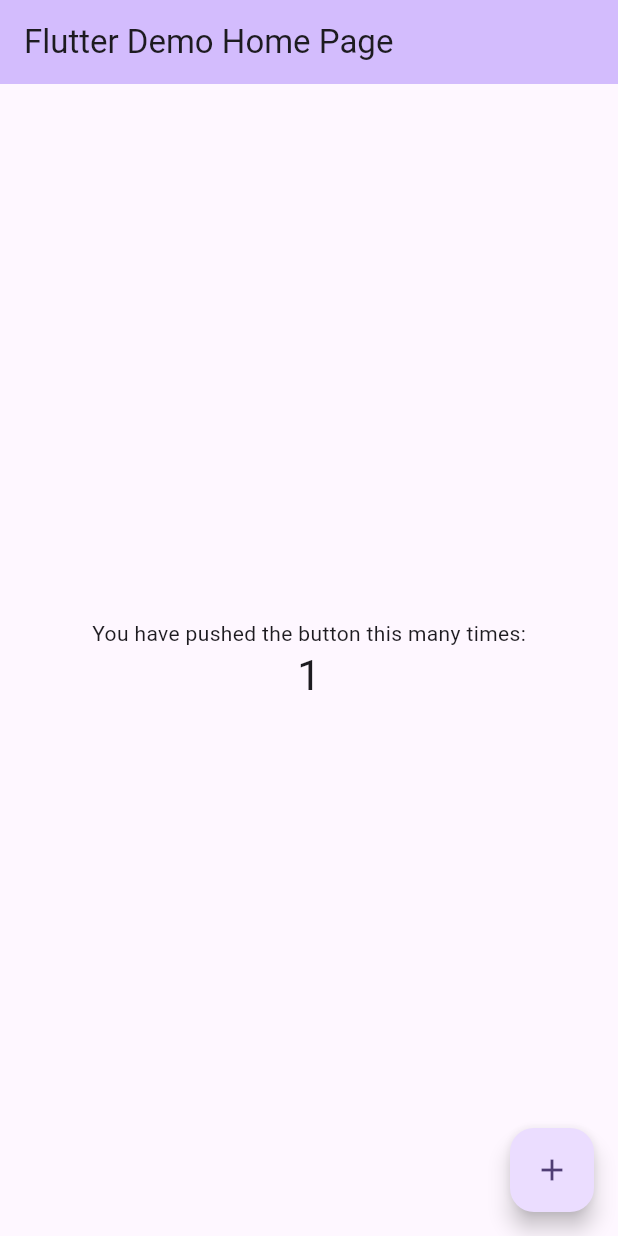
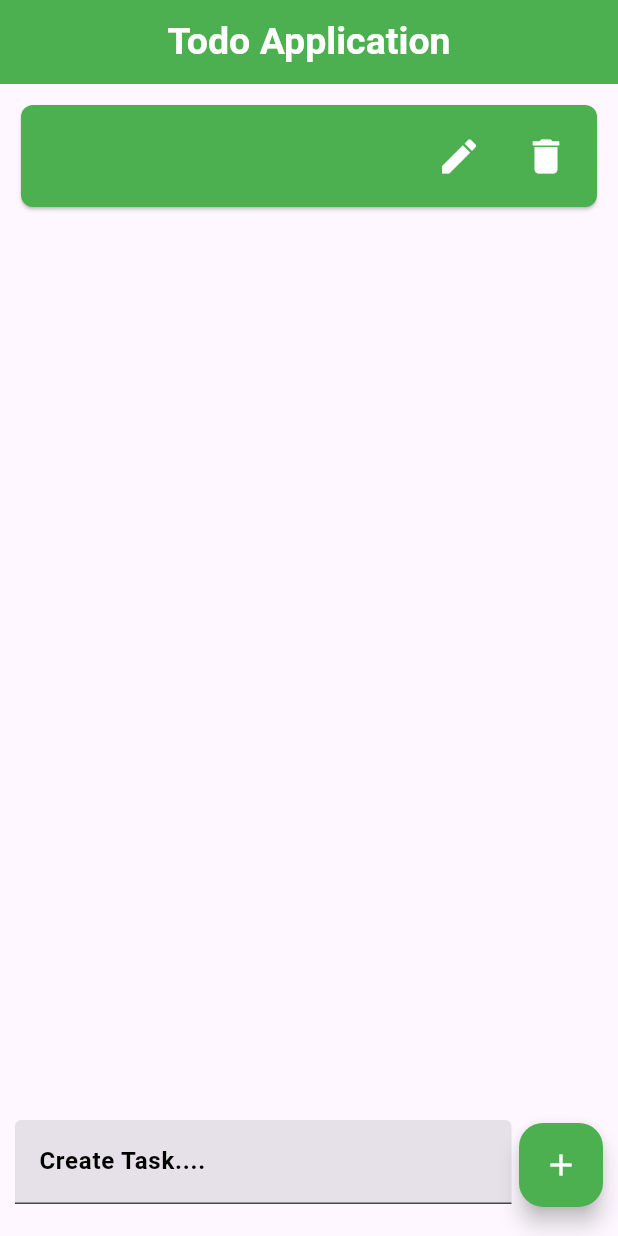
Before and after one commit to Rajanm105/appprojects, a Flutter app: the screen it shows after launch, after a tap on the "add" icon, on a phone screen of 412 x 824 dp. Run offline on Flutter 3.47's test engine with Material 3 defaults, Android fonts, the phone set to English and light mode, and no system bars.

Commit message:
todo app completed

```diff
--- a/todoapp/lib/main.dart
+++ b/todoapp/lib/main.dart
@@ -1,125 +1,213 @@
 import 'package:flutter/material.dart';
 
 void main() {
-  runApp(const MyApp());
+
+  // Entry point of the app
+  runApp(MyApp());
 }
 
 class MyApp extends StatelessWidget {
   const MyApp({super.key});
 
-  // This widget is the root of your application.
   @override
   Widget build(BuildContext context) {
     return MaterialApp(
-      title: 'Flutter Demo',
-      theme: ThemeData(
-        // This is the theme of your application.
-        //
-        // TRY THIS: Try running your application with "flutter run". You'll see
-        // the application has a purple toolbar. Then, without quitting the app,
-        // try changing the seedColor in the colorScheme below to Colors.green
-        // and then invoke "hot reload" (save your changes or press the "hot
-        // reload" button in a Flutter-supported IDE, or press "r" if you used
-        // the command line to start the app).
-        //
-        // Notice that the counter didn't reset back to zero; the application
-        // state is not lost during the reload. To reset the state, use hot
-        // restart instead.
-        //
-        // This works for code too, not just values: Most code changes can be
-        // tested with just a hot reload.
-        colorScheme: ColorScheme.fromSeed(seedColor: Colors.deepPurple),
-        useMaterial3: true,
-      ),
-      home: const MyHomePage(title: 'Flutter Demo Home Page'),
+
+      // Sets the home screen of the app
+      home: HomeScreen(),
+
+      // Removes debug banner
+      debugShowCheckedModeBanner: false,
+
+      // Sets the app theme color
+      theme: ThemeData(primarySwatch: Colors.indigo),
     );
   }
 }
 
-class MyHomePage extends StatefulWidget {
-  const MyHomePage({super.key, required this.title});
-
-  // This widget is the home page of your application. It is stateful, meaning
-  // that it has a State object (defined below) that contains fields that affect
-  // how it looks.
-
-  // This class is the configuration for the state. It holds the values (in this
-  // case the title) provided by the parent (in this case the App widget) and
-  // used by the build method of the State. Fields in a Widget subclass are
-  // always marked "final".
-
-  final String title;
+class HomeScreen extends StatefulWidget {
+  const HomeScreen({super.key});
 
   @override
-  State<MyHomePage> createState() => _MyHomePageState();
+  State<HomeScreen> createState() => _HomeScreenState();
 }
 
-class _MyHomePageState extends State<MyHomePage> {
-  int _counter = 0;
+class _HomeScreenState extends State<HomeScreen> {
 
-  void _incrementCounter() {
+  // List to store tasks
+  List<String> todoList = [];
+
+  // Controller for text input
+  final TextEditingController _controller = TextEditingController();
+
+  // Index to track which task is being edited
+  int updateIndex = -1;
+
+  // Function to add a new task to the list
+  addList(String task) {
     setState(() {
-      // This call to setState tells the Flutter framework that something has
-      // changed in this State, which causes it to rerun the build method below
-      // so that the display can reflect the updated values. If we changed
-      // _counter without calling setState(), then the build method would not be
-      // called again, and so nothing would appear to happen.
-      _counter++;
+      todoList.add(task);
+      _controller.clear();
+    });
+  }
+
+  // Function to update an existing task
+  updateListItem(String task, int index) {
+    setState(() {
+      todoList[index] = task;
+
+      // Reset update index
+      updateIndex = -1;
+      _controller.clear();
+    });
+  }
+
+  // Function to delete a task
+  deleteItem(index) {
+    setState(() {
+      todoList.removeAt(index);
     });
   }
 
   @override
   Widget build(BuildContext context) {
-    // This method is rerun every time setState is called, for instance as done
-    // by the _incrementCounter method above.
-    //
-    // The Flutter framework has been optimized to make rerunning build methods
-    // fast, so that you can just rebuild anything that needs updating rather
-    // than having to individually change instances of widgets.
     return Scaffold(
       appBar: AppBar(
-        // TRY THIS: Try changing the color here to a specific color (to
-        // Colors.amber, perhaps?) and trigger a hot reload to see the AppBar
-        // change color while the other colors stay the same.
-        backgroundColor: Theme.of(context).colorScheme.inversePrimary,
-        // Here we take the value from the MyHomePage object that was created by
-        // the App.build method, and use it to set our appbar title.
-        title: Text(widget.title),
+        title: Text(
+          "Todo Application",
+          style: TextStyle(
+            fontWeight: FontWeight.bold,
+            fontSize: 25,
+          ),
+        ),
+
+        // Centers the app bar title
+        centerTitle: true,
+        backgroundColor: Colors.green,
+        foregroundColor: Colors.white,
       ),
-      body: Center(
-        // Center is a layout widget. It takes a single child and positions it
-        // in the middle of the parent.
+      body: Container(
+        margin: EdgeInsets.all(10),
         child: Column(
-          // Column is also a layout widget. It takes a list of children and
-          // arranges them vertically. By default, it sizes itself to fit its
-          // children horizontally, and tries to be as tall as its parent.
-          //
-          // Column has various properties to control how it sizes itself and
-          // how it positions its children. Here we use mainAxisAlignment to
-          // center the children vertically; the main axis here is the vertical
-          // axis because Columns are vertical (the cross axis would be
-          // horizontal).
-          //
-          // TRY THIS: Invoke "debug painting" (choose the "Toggle Debug Paint"
-          // action in the IDE, or press "p" in the console), to see the
-          // wireframe for each widget.
-          mainAxisAlignment: MainAxisAlignment.center,
-          children: <Widget>[
-            const Text(
-              'You have pushed the button this many times:',
+          children: [
+            Expanded(
+              flex: 90,
+              child: ListView.builder(
+
+                  // Number of tasks in the list
+                  itemCount: todoList.length,
+                  itemBuilder: (context, index) {
+                    return Card(
+                      shape: RoundedRectangleBorder(
+                        borderRadius: BorderRadius.circular(8),
+                      ),
+
+                      // Card background color
+                      color: Colors.green,
+                      child: Container(
+                        margin: EdgeInsets.only(left: 20),
+                        alignment: Alignment.center,
+                        padding: EdgeInsets.all(10),
+                        child: Row(
+                          children: [
+                            Expanded(
+                              flex: 80,
+                              child: Text(
+
+                                // Display the task text
+                                todoList[index],
+                                style: TextStyle(
+                                    color: Colors.white,
+                                    fontWeight: FontWeight.bold,
+                                    fontSize: 20),
+                              ),
+                            ),
+
+                            // Edit button
+                            IconButton(
+                              onPressed: () {
+                                setState(() {
+                                  _controller.clear();
+                                  _controller.text = todoList[index];
+                                  updateIndex = index;
+                                });
+                              },
+                              icon: Icon(
+                                Icons.edit,
+                                size: 30,
+                                color: Colors.white,
+                              ),
+                            ),
+                            SizedBox(width: 10),
+
+                            // Delete button
+                            IconButton(
+                              onPressed: () {
+                                deleteItem(index);
+                              },
+                              icon: Icon(
+                                Icons.delete,
+                                size: 30,
+                                color: Colors.white,
+                              ),
+                            ),
+                          ],
+                        ),
+                      ),
+                    );
+                  }),
             ),
-            Text(
-              '$_counter',
-              style: Theme.of(context).textTheme.headlineMedium,
-            ),
+            Expanded(
+                flex: 10,
+                child: Row(
+                  children: [
+                    Expanded(
+                      flex: 70,
+                      child: SizedBox(
+                        height: 60,
+                        child: TextFormField(
+
+                          // Input field controller
+                          controller: _controller,
+                          decoration: InputDecoration(
+                            focusedBorder: OutlineInputBorder(
+                                borderRadius: BorderRadius.circular(8),
+                                borderSide: BorderSide(
+                                  color: Colors.green,
+                                )),
+                            filled: true,
+
+                            // Placeholder text
+                            labelText: 'Create Task....',
+                            labelStyle: TextStyle(
+                              color: Colors.black,
+                              fontWeight: FontWeight.bold,
+                            ),
+                          ),
+                        ),
+                      ),
+                    ),
+                    SizedBox(width: 5),
+
+                    // Floating action button for adding/updating tasks
+                    FloatingActionButton(
+                      backgroundColor: Colors.green,
+                      foregroundColor: Colors.white,
+                      onPressed: () {
+                        updateIndex != -1
+                            ? updateListItem(_controller.text,
+                                updateIndex) // Update task if editing
+                            : addList(_controller.text); // Add new task
+                      },
+                      child: Icon(updateIndex != -1
+                          ? Icons.edit
+                          : Icons.add), // Icon changes based on action
+                    ),
+                  ],
+                )),
           ],
         ),
       ),
-      floatingActionButton: FloatingActionButton(
-        onPressed: _incrementCounter,
-        tooltip: 'Increment',
-        child: const Icon(Icons.add),
-      ), // This trailing comma makes auto-formatting nicer for build methods.
     );
   }
 }
```
